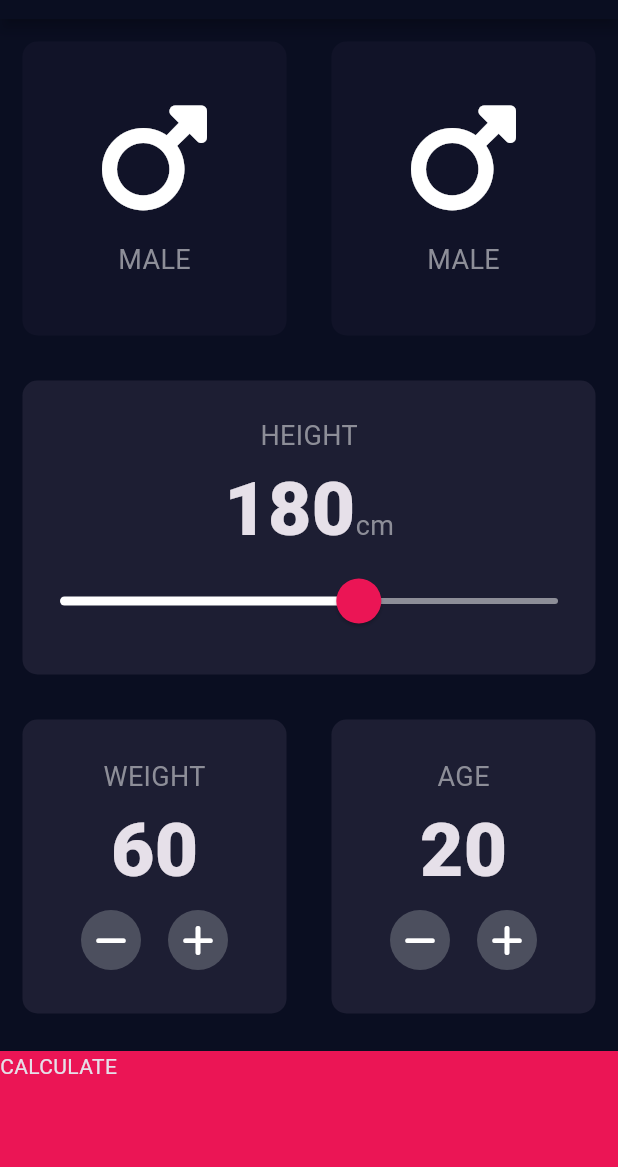
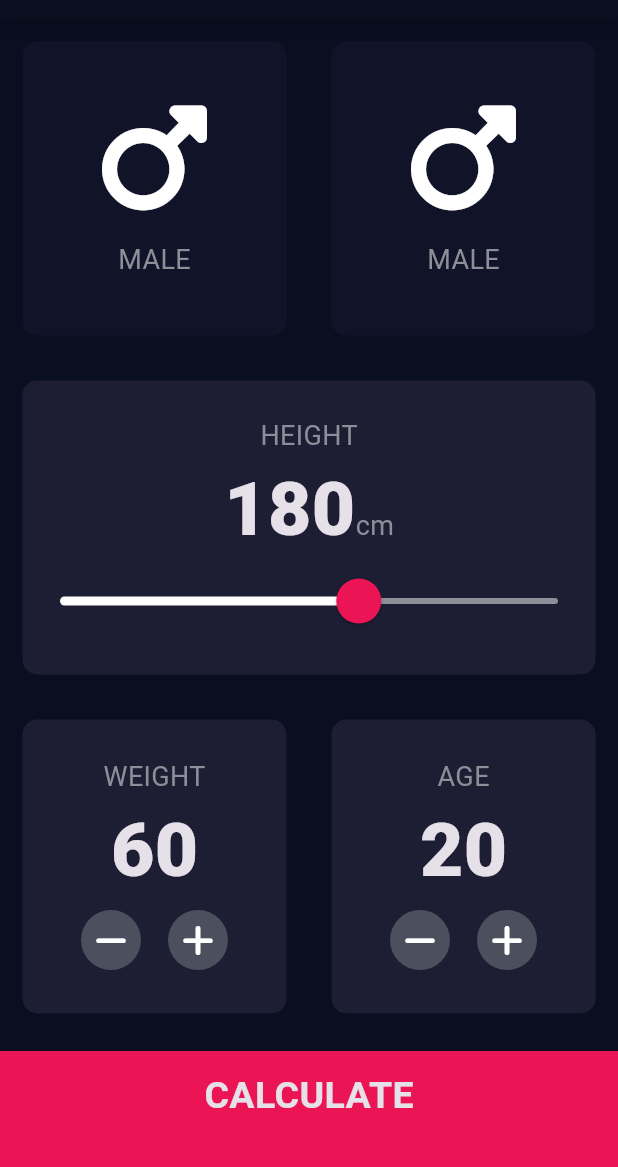
Before and after one commit to Adnan25z/bmi_calculator_flutter, a Flutter app: the screen it shows after launch, on a phone screen of 412 x 824 dp, the part 65-1232 px from its top. Run offline on Flutter 3.47's test engine with Material 3 defaults, Android fonts, the phone set to English and light mode, and no system bars; our stand-ins replace font_awesome_flutter.

Commit message:
result page design complete and code refactored

```diff
--- /dev/null
+++ b/lib/components/bottom_button.dart
@@ -0,0 +1,23 @@
+import 'package:flutter/material.dart';
+import '../constants.dart';
+
+class BottomButton extends StatelessWidget {
+  final GestureTapCallback onTap;
+  final String buttonTitle;
+  BottomButton({required this.onTap, required this.buttonTitle});
+
+  @override
+  Widget build(BuildContext context) {
+    return GestureDetector(
+      onTap: onTap,
+      child: Container(
+        child: Center(child: Text(buttonTitle, style: kLargeButtonTextStyle)),
+        color: kBottomContainerColor,
+        margin: EdgeInsets.only(top: 10.0),
+        padding: EdgeInsets.only(bottom: 20.0),
+        width: double.infinity,
+        height: kBottomContainerHeight,
+      ),
+    );
+  }
+}
--- a/lib/icon_content.dart
+++ b/lib/components/icon_content.dart
@@ -1,5 +1,5 @@
 import 'package:flutter/material.dart';
-import 'constants.dart';
+import '../constants.dart';
 
 class IconContent extends StatelessWidget {
 
--- /dev/null
+++ b/lib/components/round_icon_button.dart
@@ -0,0 +1,18 @@
+import 'package:flutter/material.dart';
+
+class RoundIconButton extends StatelessWidget {
+  const RoundIconButton({required this.icon, required this.onPressed});
+  final IconData icon;
+  final VoidCallback onPressed;
+  @override
+  Widget build(BuildContext context) {
+    return RawMaterialButton(
+      child: Icon(icon),
+      elevation: 0.0,
+      constraints: BoxConstraints.tightFor(width: 40.0, height: 40.0),
+      shape: CircleBorder(),
+      fillColor: Color(0xFF4C4F5E),
+      onPressed: onPressed,
+    );
+  }
+}
--- a/lib/main.dart
+++ b/lib/main.dart
@@ -1,5 +1,5 @@
 import 'package:flutter/material.dart';
-import 'input_page.dart';
+import 'screens/input_page.dart';
 
 void main() => runApp(BMICalculator());
 
--- a/lib/input_page.dart
+++ b/lib/screens/input_page.dart
@@ -1,9 +1,11 @@
-import 'package:bmi_calculator_flutter/results_page.dart';
+import 'package:bmi_calculator_flutter/screens/results_page.dart';
 import 'package:flutter/material.dart';
 import 'package:font_awesome_flutter/font_awesome_flutter.dart';
-import 'reusable_card.dart';
-import 'icon_content.dart';
-import 'constants.dart';
+import 'package:bmi_calculator_flutter/components/reusable_card.dart';
+import 'package:bmi_calculator_flutter/components/icon_content.dart';
+import '../constants.dart';
+import 'package:bmi_calculator_flutter/components/bottom_button.dart';
+import 'package:bmi_calculator_flutter/components/round_icon_button.dart';
 import 'results_page.dart';
 
 enum Gender { male, female }
@@ -175,38 +177,14 @@ class _InputPageState extends State<InputPage> {
               ],
             ),
           ),
-
-          GestureDetector(
+          BottomButton(
+            buttonTitle: 'CALCULATE',
             onTap: (){
               Navigator.push(context, MaterialPageRoute(builder: (context) => ResultsPage()));
             },
-            child: Container(
-              child: Text('CALCULATE'),
-              color: kBottomContainerColor,
-              margin: EdgeInsets.only(top: 10.0),
-              width: double.infinity,
-              height: kBottomContainerHeight,
-            ),
           ),
         ],
       ),
     );
   }
 }
-
-class RoundIconButton extends StatelessWidget {
-  const RoundIconButton({required this.icon, required this.onPressed});
-  final IconData icon;
-  final VoidCallback onPressed;
-  @override
-  Widget build(BuildContext context) {
-    return RawMaterialButton(
-      child: Icon(icon),
-      elevation: 0.0,
-      constraints: BoxConstraints.tightFor(width: 40.0, height: 40.0),
-      shape: CircleBorder(),
-      fillColor: Color(0xFF4C4F5E),
-      onPressed: onPressed,
-    );
-  }
-}
```
Also changed, not shown: lib/constants.dart (+22 -0 lines), lib/results_page.dart (deleted, +0 -14 lines), lib/screens/results_page.dart (added, +54 -0 lines), lib/components/reusable_card.dart (renamed from lib/reusable_card.dart).
